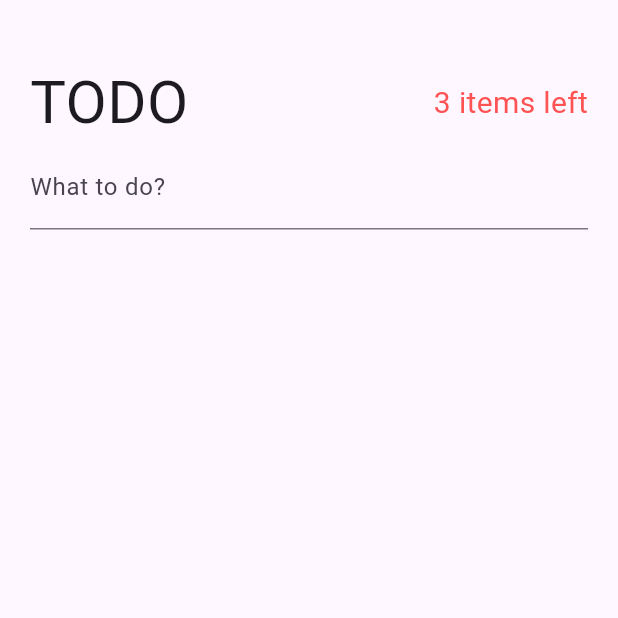
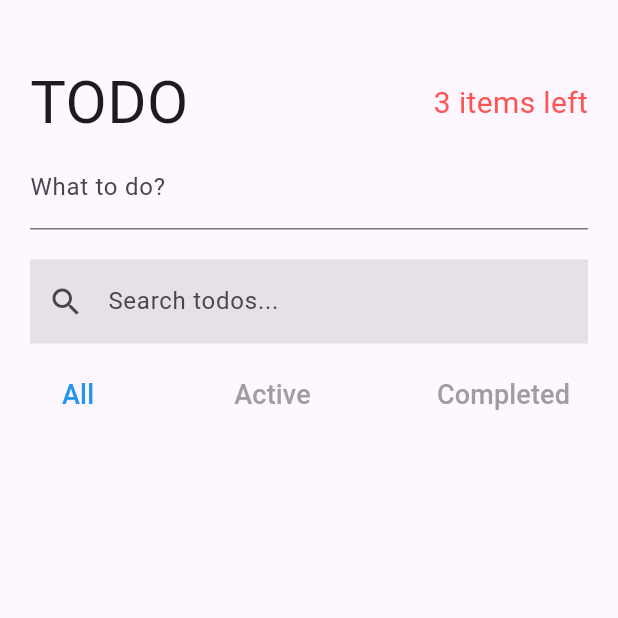
Before and after one commit to rafinder1/learning_flutter, a Flutter app: the screen it shows after launch, on a phone screen of 412 x 824 dp, the top half of it. Run offline on Flutter 3.47's test engine with Material 3 defaults, Android fonts, the light colour scheme and no system bars; our stand-ins replace bloc, equatable, flutter_bloc, freezed_annotation.

Commit message:
using search and filter todo in main app

```diff
--- a/03-State-Managment-Bloc/todo_app/lib/pages/todos_page.dart
+++ b/03-State-Managment-Bloc/todo_app/lib/pages/todos_page.dart
@@ -1,5 +1,6 @@
 import 'package:flutter/material.dart';
 import 'package:todo_app/pages/create_todo.dart';
+import 'package:todo_app/pages/search_and_filter_todo.dart';
 
 import 'package:todo_app/pages/todo_header.dart';
 
@@ -20,6 +21,8 @@ class TodosPage extends StatelessWidget {
               children: [
                 TodoHeader(),
                 CreateTodo(),
+                SizedBox(height: 20.0),
+                SearchAndFilterTodo(),
               ],
             ),
           ),
```
